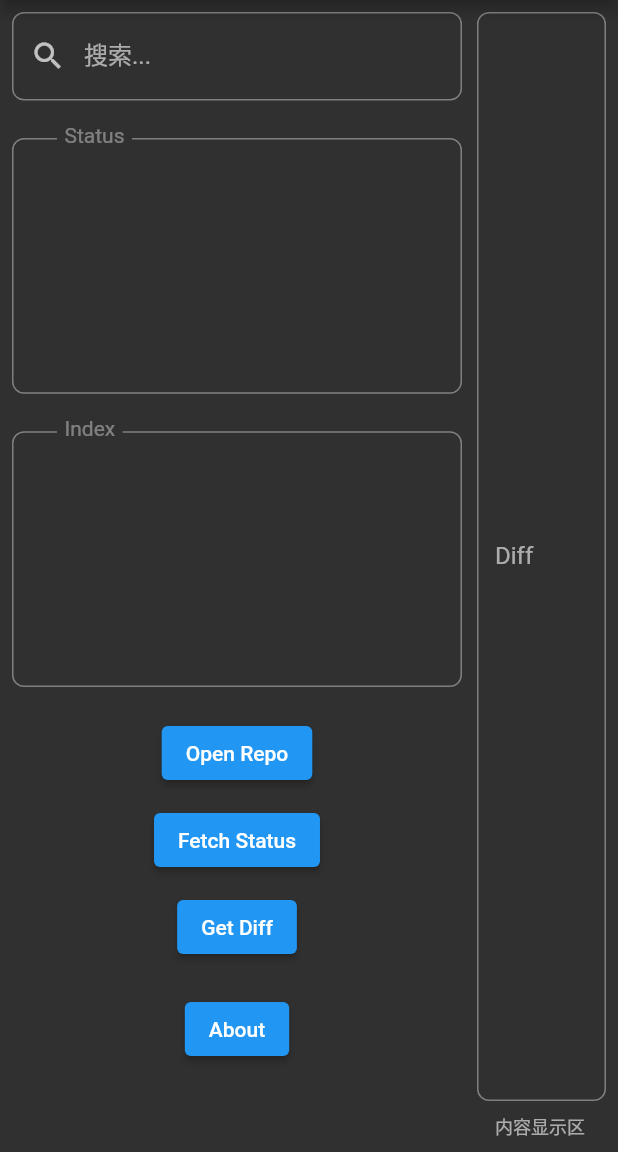
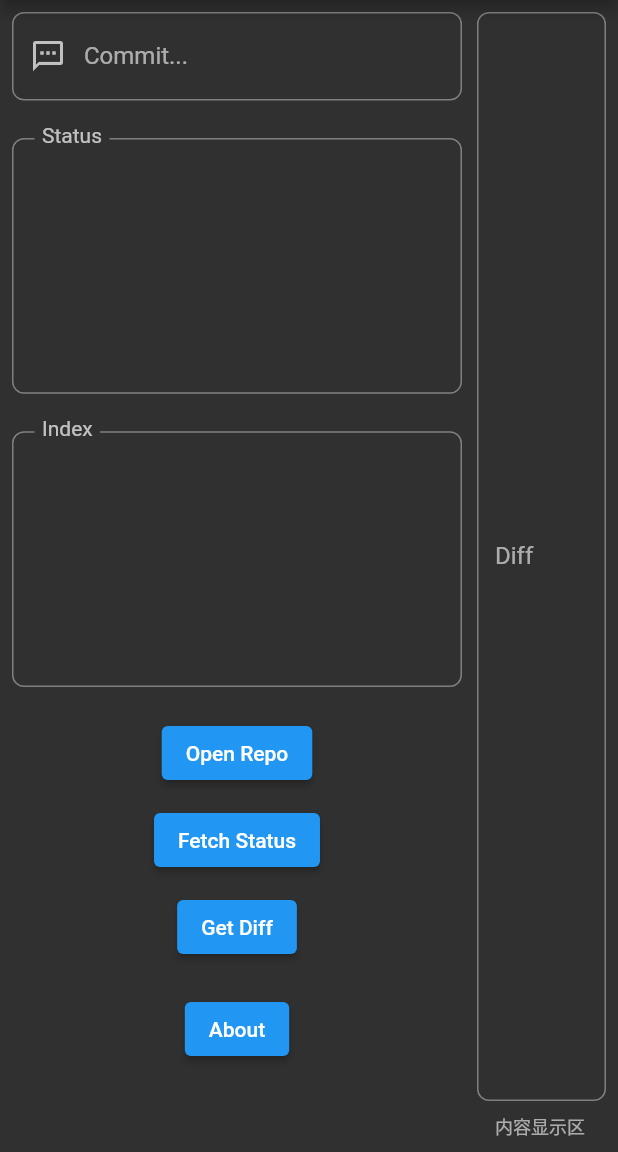
Before and after one commit to loaden/gitgui, a Flutter app: the screen it shows after launch, on a phone screen of 412 x 824 dp, the part 84-1236 px from its top. Run offline on Flutter 3.47's test engine with Material 2 defaults, Android fonts, the phone set to English and light mode, and no system bars; our stand-ins replace file_picker; missing offline and left inert: dart:ffi, flutter_rust_bridge.

Commit message:
Optimized UI

```diff
--- a/lib/views/home.dart
+++ b/lib/views/home.dart
@@ -88,8 +88,8 @@ class _HomeState extends State<Home> {
                 children: [
                   const TextField(
                     decoration: InputDecoration(
-                      labelText: '搜索...',
-                      prefixIcon: Icon(Icons.search),
+                      labelText: 'Commit...',
+                      prefixIcon: Icon(Icons.textsms_outlined),
                       border: OutlineInputBorder(
                         borderRadius: BorderRadius.all(Radius.circular(8)),
                       ),
@@ -129,7 +129,9 @@ class _HomeState extends State<Home> {
               ),
             ),
             const SizedBox(width: 10),
-            diffTextField(),
+            Expanded(
+              child: diffTextField(),
+            ),
           ],
         ),
       ),
@@ -144,9 +146,12 @@ class _HomeState extends State<Home> {
         var item = _statusItems[index];
         return ListTile(
           title: Text(item),
+          dense: true,
           trailing: _statusSelect == index
-              ? const Icon(Icons.keyboard_arrow_right_outlined)
+              ? const Icon(Icons.keyboard_arrow_right)
               : null,
+          selected: _statusSelect == index,
+          contentPadding: const EdgeInsets.symmetric(horizontal: 5.0),
           onTap: () {
             _statusSelect = index;
             _indexSelect = -1;
@@ -165,9 +170,12 @@ class _HomeState extends State<Home> {
         var item = _indexItems[index];
         return ListTile(
           title: Text(item),
+          dense: true,
           trailing: _indexSelect == index
               ? const Icon(Icons.keyboard_arrow_right_outlined)
               : null,
+          selected: _indexSelect == index,
+          contentPadding: const EdgeInsets.symmetric(horizontal: 5.0),
           onTap: () {
             _indexSelect = index;
             _statusSelect = -1;
@@ -179,9 +187,8 @@ class _HomeState extends State<Home> {
     );
   }
 
-  Expanded diffTextField() {
-    return Expanded(
-      child: TextField(
+  TextField diffTextField() {
+    return TextField(
       controller: _diffController,
       readOnly: true,
       minLines: null,
@@ -194,7 +201,6 @@ class _HomeState extends State<Home> {
         helperText: "内容显示区",
         border: OutlineInputBorder(
           borderRadius: BorderRadius.all(Radius.circular(8)),
-          ),
         ),
       ),
     );
--- a/lib/widget/box_container.dart
+++ b/lib/widget/box_container.dart
@@ -18,7 +18,7 @@ class BoxContainer extends StatelessWidget {
           child: child,
         ),
         Positioned(
-          left: 30,
+          left: 15,
           top: 15,
           child: Container(
             padding: const EdgeInsets.only(left: 5, right: 5),
@@ -26,7 +26,7 @@ class BoxContainer extends StatelessWidget {
             child: Text(
               title,
               style: TextStyle(
-                color: Theme.of(context).disabledColor,
+                color: Theme.of(context).unselectedWidgetColor,
                 fontSize: 14,
               ),
             ),
```
Lines whose indentation alone changed are shown as unchanged.
